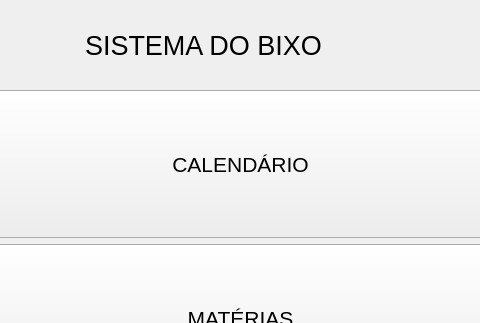
Qt form mainwindow.ui (nayrakalinesv/t3POO) before a commit; both pictures show x 295 to 775 and y 0 to 323 of the 1114 by 752 pixel window.
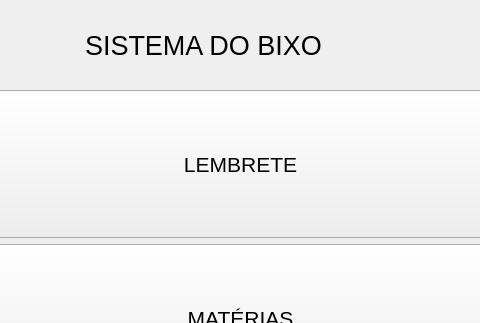
The same form after that commit.

Commit message: Adicionando a pagina de lembrete

Diff of the .ui file:
```diff
--- a/mainwindow.ui
+++ b/mainwindow.ui
@@ -20,7 +20,7 @@
    <string>MainWindow</string>
   </property>
   <widget class="QWidget" name="centralwidget">
-   <widget class="QWidget" name="">
+   <widget class="QWidget" name="layoutWidget">
     <property name="geometry">
      <rect>
       <x>25</x>
@@ -44,7 +44,7 @@
         </font>
        </property>
        <property name="text">
-        <string>CALENDÁRIO</string>
+        <string>LEMBRETE</string>
        </property>
        <property name="iconSize">
         <size>
```
The commit also changes 9 other files.
